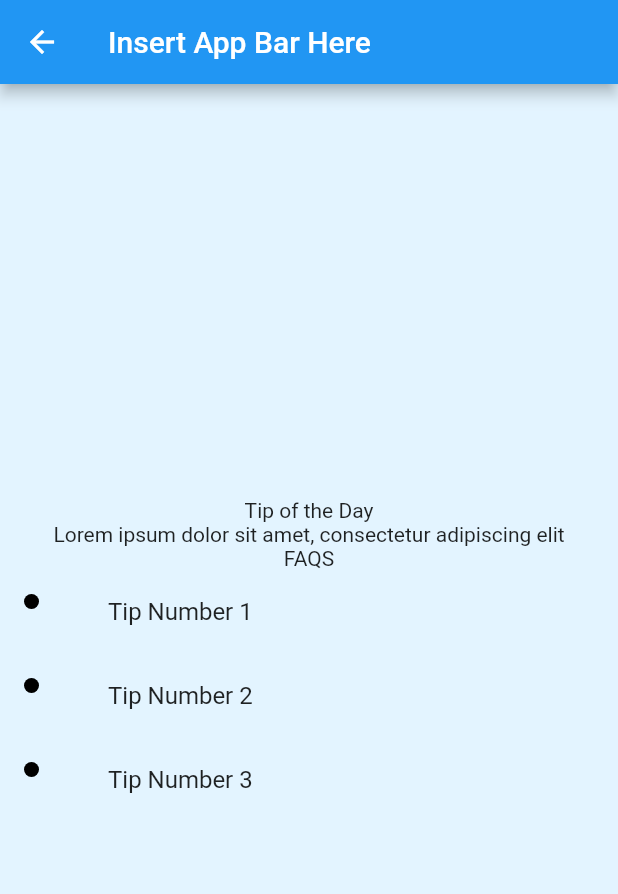
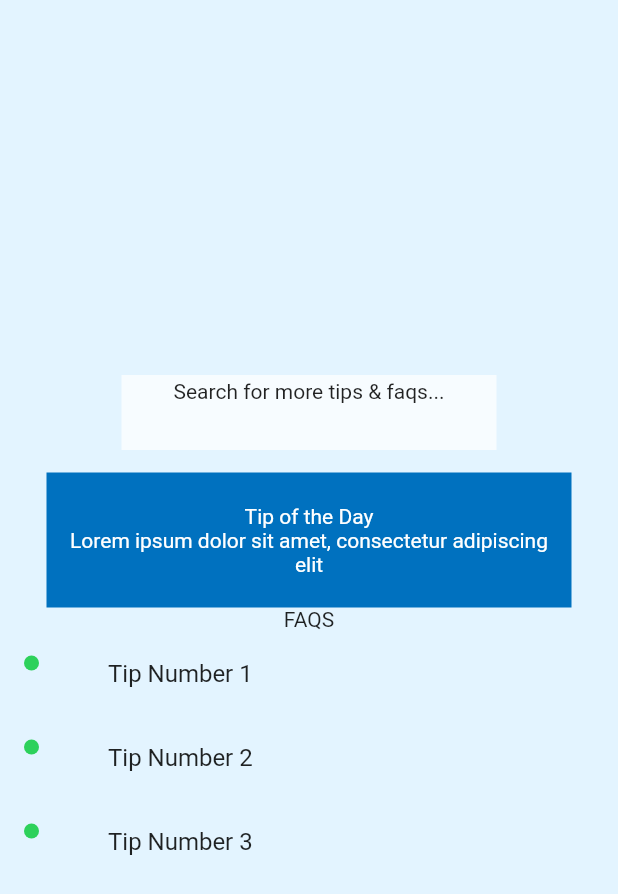
Before and after one commit to SammyOCodes/greengo, a Flutter app: the TipsScreen screen opened directly, on a phone screen of 412 x 824 dp. Shown: the top 894 px of the screen. Run offline on Flutter 3.47's test engine with Material 2 defaults, Android fonts, the light colour scheme and no system bars; our stand-ins replace percent_indicator.

Commit message:
Added containers and text to the tips page

```diff
--- a/lib/screens/tips_screen.dart
+++ b/lib/screens/tips_screen.dart
@@ -16,7 +16,7 @@ class MyBullet extends StatelessWidget{
       height: 10.0,
       width: 10.0,
       decoration: new BoxDecoration(
-        color: Colors.black,
+        color: Color(0xFF2DD15B),
         shape: BoxShape.circle,
       ),
     );
@@ -31,21 +31,55 @@ class _TipsScreenState extends State<TipsScreen>{
   @override
   Widget build(BuildContext context){
     return Scaffold(
-      appBar: AppBar(
-        title: Text("Insert App Bar Here"),
+      body:
+      Column(
+        mainAxisAlignment: MainAxisAlignment.center,
+        crossAxisAlignment: CrossAxisAlignment.center,
+
+        children: [
+          Container(
+            color: Colors.white70,
+            height: 50,
+            width: 250,
+            margin: const EdgeInsets.all(15.0),
+            padding: const EdgeInsets.all(3.0),
+            child: Text(
+              'Search for more tips & faqs...',
+              textAlign: TextAlign.center,
             ),
-      body: Column(
+          ),
+          Container(
+            padding: const EdgeInsets.all(15.0),
+            width: 350,
+            height: 90,
+            child: Column(
                 mainAxisAlignment: MainAxisAlignment.center,
                 crossAxisAlignment: CrossAxisAlignment.center,
               children: [
                 Text(
                   'Tip of the Day',
                     textAlign: TextAlign.center,
+                    style: TextStyle(
+                    fontWeight: FontWeight.normal,
+                    color: Colors.white,
+                  )
                 ),
                 Text(
                   'Lorem ipsum dolor sit amet, consectetur adipiscing elit',
                   textAlign: TextAlign.center,
+                    softWrap: true,
+                    style: TextStyle(
+                      fontWeight: FontWeight.normal,
+                      color: Colors.white,
+                    )
                 ),
+              ],
+            ),
+            decoration: BoxDecoration(
+              color: Color(0xFF0071BF),
+            ),
+          ),
+
           Text(
             'FAQS',
             textAlign: TextAlign.center,
@@ -65,6 +99,7 @@ class _TipsScreenState extends State<TipsScreen>{
         ],
 
       ),
+
     );
   }
 }
```
Lines whose indentation alone changed are shown as unchanged.
